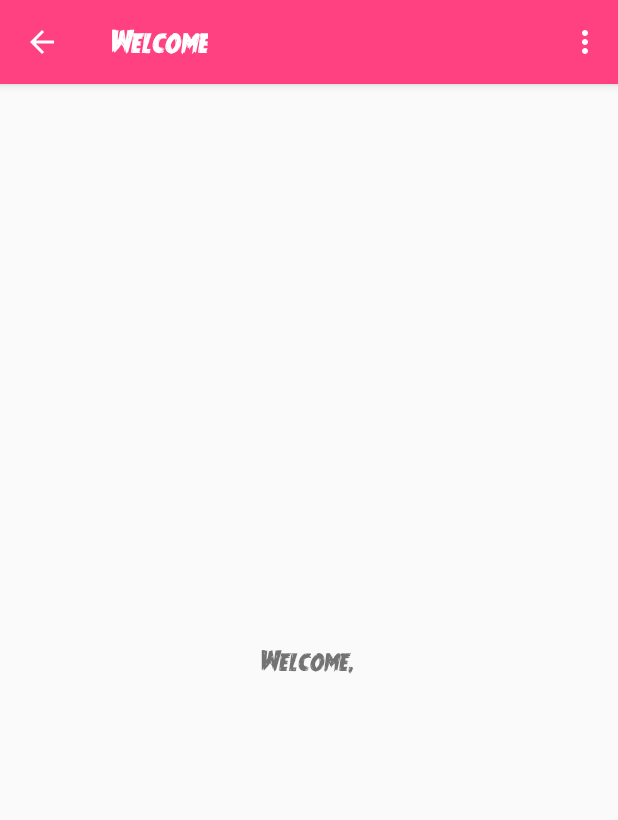
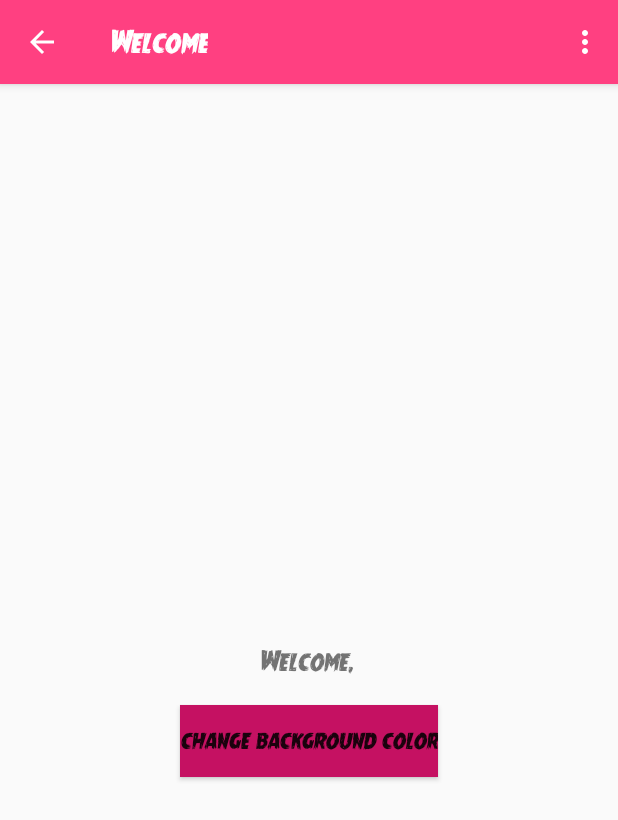
Before and after one commit to sanketpanasuriya/Tutorial06, an Android app: the MainActivity screen opened directly, with no data from a screen before it, on a phone screen of 412 x 824 dp. Shown: the top 820 px of the screen. Run offline under Robolectric (Android 15) with nearby library versions, the phone set to English and light mode, and no system bars.

Commit message:
Welcome.java background change context menu added

```diff
--- a/app/src/main/java/com/example/tutorial06/LoginActivity.java
+++ b/app/src/main/java/com/example/tutorial06/LoginActivity.java
@@ -30,6 +30,10 @@ public class LoginActivity extends AppCompatActivity {
         editor = sharedPreferences.edit();
         btnLogin = (Button)findViewById(R.id.btnLogin);
 
+        if(sharedPreferences.contains("isLogin")){
+            Intent intent = new Intent(LoginActivity.this,MainActivity.class);
+            startActivity(intent);
+        }
         btnLogin.setOnClickListener(new View.OnClickListener() {
             @Override
 
@@ -37,6 +41,7 @@ public class LoginActivity extends AppCompatActivity {
                 checkDataEntered();
             }
         });
+
     }
     void checkDataEntered(){
         if(count==0){
--- a/app/src/main/res/layout/activity_main.xml
+++ b/app/src/main/res/layout/activity_main.xml
@@ -2,6 +2,7 @@
 <androidx.constraintlayout.widget.ConstraintLayout xmlns:android="http://schemas.android.com/apk/res/android"
     xmlns:app="http://schemas.android.com/apk/res-auto"
     xmlns:tools="http://schemas.android.com/tools"
+    android:id="@+id/lytWelcome"
     android:layout_width="match_parent"
     android:layout_height="match_parent"
     tools:context=".MainActivity">
@@ -17,4 +18,15 @@
         app:layout_constraintRight_toRightOf="parent"
         app:layout_constraintTop_toTopOf="parent" />
 
+    <Button
+        android:id="@+id/btnBackgroundColorChange"
+        android:layout_width="wrap_content"
+        android:layout_height="wrap_content"
+        android:layout_marginTop="20dp"
+        android:background="@color/colorPink"
+        android:text="@string/BackGroundChangeButton"
+        app:layout_constraintEnd_toEndOf="parent"
+        app:layout_constraintStart_toStartOf="parent"
+        app:layout_constraintTop_toBottomOf="@+id/lblWelcome" />
+
 </androidx.constraintlayout.widget.ConstraintLayout>
--- /dev/null
+++ b/app/src/main/res/menu/custom_context_manu.xml
@@ -0,0 +1,12 @@
+<?xml version="1.0" encoding="utf-8"?>
+<menu xmlns:app="http://schemas.android.com/apk/res-auto"
+    xmlns:android="http://schemas.android.com/apk/res/android">
+    <item android:id="@+id/mnuRed"
+        android:title="Red"/>
+    <item android:id="@+id/mnuBlue"
+        android:title="Blue"/>
+    <item android:id="@+id/mnuGreen"
+        android:title="Green"/>
+    <item android:id="@+id/mnuDefault"
+        android:title="Default"/>
+</menu>
--- a/app/src/main/res/values/colors.xml
+++ b/app/src/main/res/values/colors.xml
@@ -11,4 +11,9 @@
     <color name="colorEndSplash">#CCFF90</color>
     <color name="colorBGtint">#FF80AB</color>
     <color name="colorPink">#C51162</color>
+
+    <color name="colorRed">#FF1744</color>
+    <color name="colorBlue">#2979FF</color>
+    <color name="colorGreen">#00C853</color>
+
 </resources>
--- a/app/src/main/res/values/strings.xml
+++ b/app/src/main/res/values/strings.xml
@@ -19,4 +19,5 @@
     <string name="welcome">Welcome</string>
     <string name="Login" >Log in</string>
     <string name="Logout">Logout</string>
+    <string name="BackGroundChangeButton">Change BackGround Color</string>
 </resources>
```
Also changed, not shown: app/src/main/java/com/example/tutorial06/MainActivity.java (+48 -1 lines).
